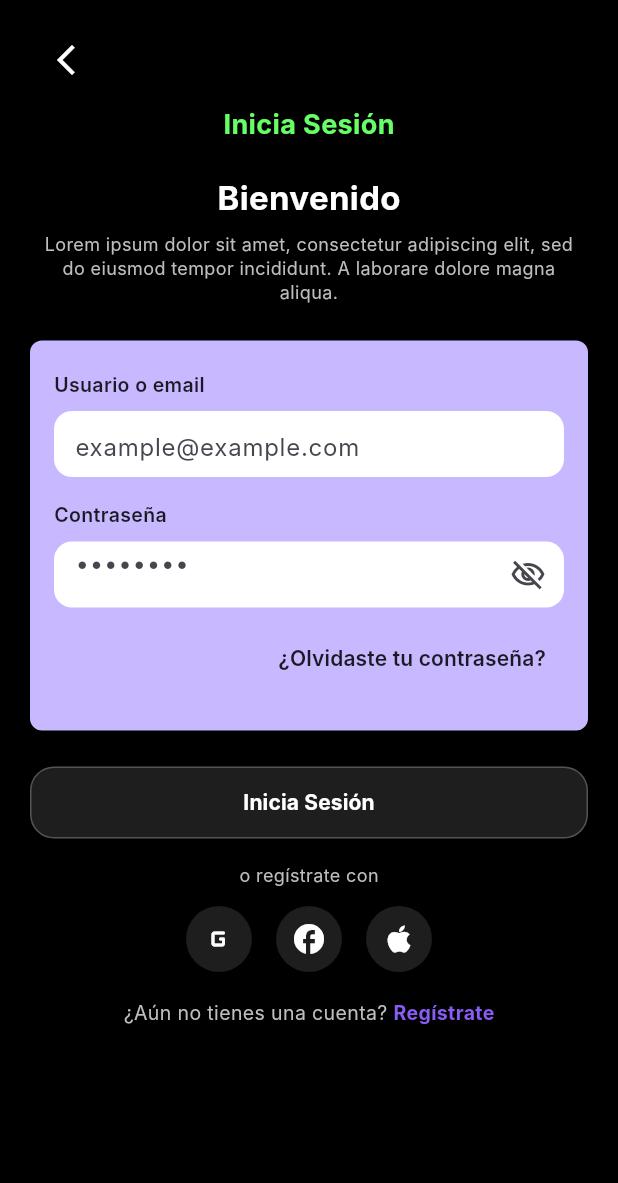
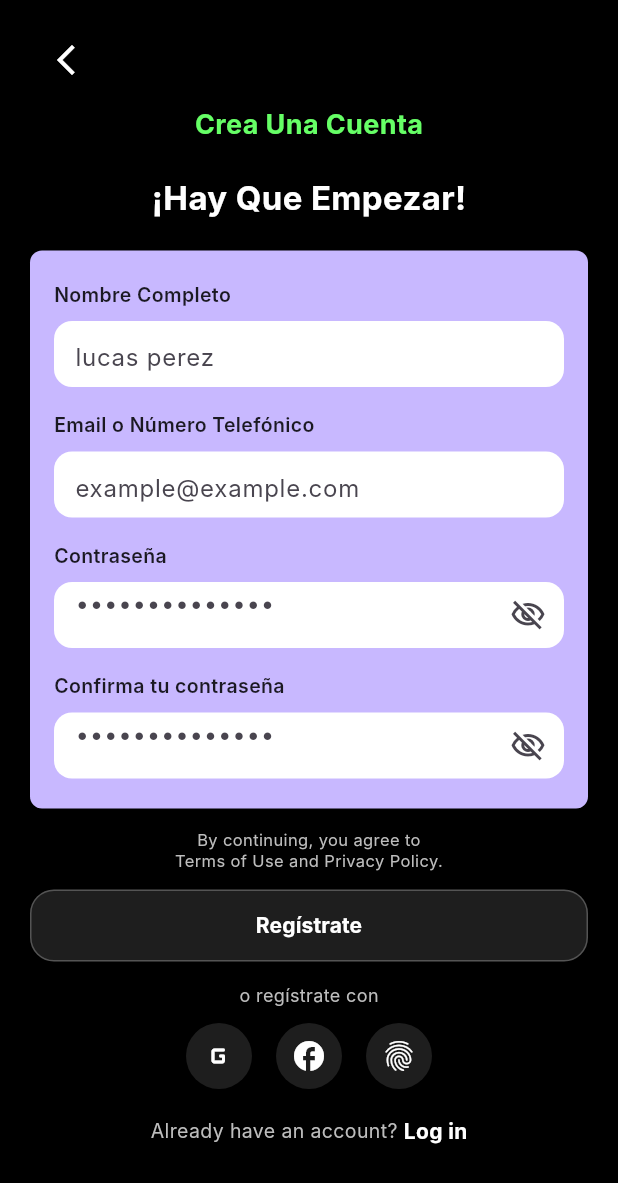
Before and after one commit to FitSense-Emergentes-14653/Fitsense-Mobile-App, a Flutter app: the screen it shows after launch, after a tap on "Regístrate", on a phone screen of 412 x 824 dp. Shown: the top 1183 px of the screen. Run offline on Flutter 3.47's test engine with Material 3 defaults, Android fonts, the phone set to English and light mode, and no system bars; our stand-ins replace shared_preferences; Roboto replaces fonts that are missing (Inter).

Commit message:
feat: added sign_up_screen.dart

```diff
--- a/lib/features/auth/presentation/login/login_screen.dart
+++ b/lib/features/auth/presentation/login/login_screen.dart
@@ -12,6 +12,8 @@ import '../../../../infrastructure/services/session_service.dart';
 
 // Destino tras login
 import 'package:fitsense/features/auth/presentation/home/athlete_home_screen.dart';
+
+import '../register/sign_up_screen.dart';
 
 class LoginScreen extends StatefulWidget {
   const LoginScreen({super.key});
@@ -297,7 +299,11 @@ class _LoginScreenState extends State<LoginScreen> {
                     style: TextStyle(color: textG, fontSize: 13),
                   ),
                   GestureDetector(
-                    onTap: () {}, // TODO: ir a registro
+                    onTap: () {
+                      Navigator.of(context).push(
+                        MaterialPageRoute(builder: (_) => const SignUpScreen()),
+                      );
+                    },
                     child: const Text(
                       'Regístrate',
                       style: TextStyle(
--- /dev/null
+++ b/lib/features/auth/presentation/register/sign_up_screen.dart
@@ -0,0 +1,323 @@
+import 'package:flutter/material.dart';
+import 'package:fitsense/core/widgets/drawer/background.dart';
+
+// data layer
+import '../../data/datasources/auth_remote_data_source.dart';
+import '../../domain/repositories/auth_repository.dart';
+
+class SignUpScreen extends StatefulWidget {
+  const SignUpScreen({super.key});
+
+  @override
+  State<SignUpScreen> createState() => _SignUpScreenState();
+}
+
+class _SignUpScreenState extends State<SignUpScreen> {
+  final _formKey = GlobalKey<FormState>();
+
+  final _nameCtrl = TextEditingController();
+  final _emailOrPhoneCtrl = TextEditingController();
+  final _passCtrl = TextEditingController();
+  final _confirmCtrl = TextEditingController();
+
+  bool _obscure1 = true;
+  bool _obscure2 = true;
+  bool _loading = false;
+
+  final _auth = AuthRepository(AuthRemoteDataSource());
+
+  @override
+  void dispose() {
+    _nameCtrl.dispose();
+    _emailOrPhoneCtrl.dispose();
+    _passCtrl.dispose();
+    _confirmCtrl.dispose();
+    super.dispose();
+  }
+
+  Future<void> _onRegister() async {
+    if (!_formKey.currentState!.validate()) return;
+
+    setState(() => _loading = true);
+    try {
+      // Para este MVP sólo se registra en tabla users (email + password + role)
+      final email = _emailOrPhoneCtrl.text.trim();
+      final ok = await _auth.registerUser(
+        email: email,
+        password: _passCtrl.text,
+        role: 'ATHLETE', // por defecto
+      );
+
+      if (!mounted) return;
+      if (ok) {
+        ScaffoldMessenger.of(context).showSnackBar(
+          const SnackBar(content: Text('Registro exitoso. Inicia sesión.')),
+        );
+        Navigator.of(context).pop(); // ← volver al Login
+      } else {
+        ScaffoldMessenger.of(context).showSnackBar(
+          const SnackBar(content: Text('No se pudo registrar')),
+        );
+      }
+    } catch (e) {
+      if (!mounted) return;
+      ScaffoldMessenger.of(context).showSnackBar(
+        SnackBar(content: Text('Error: $e')),
+      );
+    } finally {
+      if (mounted) setState(() => _loading = false);
+    }
+  }
+
+  @override
+  Widget build(BuildContext context) {
+    const green = Color(0xFF66FF66);
+    const lilac = Color(0xFFC8B8FF);
+    const textG = Color(0xFFBDBDBD);
+
+    return AppBackground(
+      scrollable: true,
+      child: Padding(
+        padding: const EdgeInsets.symmetric(horizontal: 20, vertical: 16),
+        child: Form(
+          key: _formKey,
+          child: Column(
+            crossAxisAlignment: CrossAxisAlignment.stretch,
+            children: [
+              // header
+              Row(
+                children: [
+                  IconButton(
+                    onPressed: () => Navigator.of(context).maybePop(),
+                    icon: const Icon(Icons.arrow_back_ios_new, color: Colors.white),
+                  ),
+                  const Spacer(),
+                ],
+              ),
+              const SizedBox(height: 6),
+              const Center(
+                child: Text(
+                  'Crea Una Cuenta',
+                  style: TextStyle(
+                      color: green, fontSize: 18, fontWeight: FontWeight.w700),
+                ),
+              ),
+              const SizedBox(height: 20),
+              const Center(
+                child: Text(
+                  '¡Hay Que Empezar!',
+                  style: TextStyle(
+                      color: Colors.white, fontSize: 22, fontWeight: FontWeight.w700),
+                ),
+              ),
+              const SizedBox(height: 20),
+
+              // franja lila con campos
+              Container(
+                decoration: BoxDecoration(
+                    color: lilac, borderRadius: BorderRadius.circular(8)),
+                padding: const EdgeInsets.fromLTRB(16, 20, 16, 20),
+                child: Column(
+                  crossAxisAlignment: CrossAxisAlignment.stretch,
+                  children: [
+                    const _Label('Nombre Completo'),
+                    const SizedBox(height: 8),
+                    _Input(
+                      controller: _nameCtrl,
+                      hint: 'lucas perez',
+                      validator: (v) =>
+                      (v == null || v.trim().isEmpty) ? 'Ingresa tu nombre' : null,
+                    ),
+                    const SizedBox(height: 16),
+                    const _Label('Email o Número Telefónico'),
+                    const SizedBox(height: 8),
+                    _Input(
+                      controller: _emailOrPhoneCtrl,
+                      hint: 'example@example.com',
+                      keyboardType: TextInputType.emailAddress,
+                      validator: (v) {
+                        final t = v?.trim() ?? '';
+                        if (t.isEmpty) return 'Ingresa tu email';
+                        if (!t.contains('@')) return 'Email inválido';
+                        return null;
+                      },
+                    ),
+                    const SizedBox(height: 16),
+                    const _Label('Contraseña'),
+                    const SizedBox(height: 8),
+                    _Input(
+                      controller: _passCtrl,
+                      hint: '••••••••••••••',
+                      obscure: _obscure1,
+                      trailing: IconButton(
+                        onPressed: () => setState(()=> _obscure1 = !_obscure1),
+                        icon: Icon(_obscure1
+                            ? Icons.visibility_off_outlined
+                            : Icons.visibility_outlined),
+                      ),
+                      validator: (v) =>
+                      (v == null || v.length < 6)
+                          ? 'Mínimo 6 caracteres' : null,
+                    ),
+                    const SizedBox(height: 16),
+                    const _Label('Confirma tu contraseña'),
+                    const SizedBox(height: 8),
+                    _Input(
+                      controller: _confirmCtrl,
+                      hint: '••••••••••••••',
+                      obscure: _obscure2,
+                      trailing: IconButton(
+                        onPressed: () => setState(()=> _obscure2 = !_obscure2),
+                        icon: Icon(_obscure2
+                            ? Icons.visibility_off_outlined
+                            : Icons.visibility_outlined),
+                      ),
+                      validator: (v) =>
+                      (v != _passCtrl.text) ? 'Las contraseñas no coinciden' : null,
+                    ),
+                  ],
+                ),
+              ),
+
+              const SizedBox(height: 14),
+              const Padding(
+                padding: EdgeInsets.symmetric(horizontal: 8.0),
+                child: Text(
+                  'By continuing, you agree to\nTerms of Use and Privacy Policy.',
+                  textAlign: TextAlign.center,
+                  style: TextStyle(color: textG, fontSize: 11, height: 1.3),
+                ),
+              ),
+              const SizedBox(height: 12),
+
+              SizedBox(
+                height: 48,
+                child: ElevatedButton(
+                  onPressed: _loading ? null : _onRegister,
+                  style: ElevatedButton.styleFrom(
+                    backgroundColor: const Color(0xFF1E1E1E),
+                    foregroundColor: Colors.white,
+                    elevation: 2,
+                    shape: RoundedRectangleBorder(
+                      borderRadius: BorderRadius.circular(16),
+                      side: const BorderSide(color: Colors.white24),
+                    ),
+                  ),
+                  child: _loading
+                      ? const SizedBox(
+                    height: 22, width: 22,
+                    child: CircularProgressIndicator(strokeWidth: 2),
+                  )
+                      : const Text('Regístrate',
+                      style: TextStyle(fontWeight: FontWeight.w700)),
+                ),
+              ),
+
+              const SizedBox(height: 14),
+              const Center(
+                child: Text('o regístrate con',
+                    style: TextStyle(color: textG, fontSize: 12)),
+              ),
+              const SizedBox(height: 10),
+              Row(
+                mainAxisAlignment: MainAxisAlignment.center,
+                children: const [
+                  _SocialCircle(icon: Icons.g_mobiledata_rounded),
+                  SizedBox(width: 16),
+                  _SocialCircle(icon: Icons.facebook_rounded),
+                  SizedBox(width: 16),
+                  _SocialCircle(icon: Icons.fingerprint_rounded),
+                ],
+              ),
+
+              const SizedBox(height: 18),
+              Row(
+                mainAxisAlignment: MainAxisAlignment.center,
+                children: [
+                  const Text('Already have an account? ',
+                      style: TextStyle(color: textG, fontSize: 13)),
+                  GestureDetector(
+                    onTap: () => Navigator.of(context).pop(), // volver al login
+                    child: const Text('Log in',
+                        style: TextStyle(
+                            color: Colors.white, fontWeight: FontWeight.w700)),
+                  ),
+                ],
+              ),
+              const SizedBox(height: 24),
+            ],
+          ),
+        ),
+      ),
+    );
+  }
+}
+
+class _Label extends StatelessWidget {
+  final String text;
+  const _Label(this.text);
+
+  @override
+  Widget build(BuildContext context) {
+    return Text(
+      text,
+      style: const TextStyle(
+          color: Colors.black87, fontWeight: FontWeight.w600, fontSize: 13),
+    );
+  }
+}
+
+class _Input extends StatelessWidget {
+  final TextEditingController controller;
+  final String hint;
+  final bool obscure;
+  final TextInputType? keyboardType;
+  final Widget? trailing;
+  final String? Function(String?)? validator;
+
+  const _Input({
+    required this.controller,
+    required this.hint,
+    this.obscure = false,
+    this.keyboardType,
+    this.trailing,
+    this.validator,
+  });
+
+  @override
+  Widget build(BuildContext context) {
+    return Container(
+      height: 44,
+      decoration: BoxDecoration(
+          color: Colors.white, borderRadius: BorderRadius.circular(12)),
+      alignment: Alignment.center,
+      child: TextFormField(
+        controller: controller,
+        obscureText: obscure,
+        keyboardType: keyboardType,
+        validator: validator,
+        decoration: InputDecoration(
+          hintText: hint,
+          border: InputBorder.none,
+          contentPadding: const EdgeInsets.symmetric(horizontal: 14),
+          suffixIcon: trailing,
+        ),
+      ),
+    );
+  }
+}
+
+class _SocialCircle extends StatelessWidget {
+  final IconData icon;
+  const _SocialCircle({required this.icon});
+
+  @override
+  Widget build(BuildContext context) {
+    return Container(
+      width: 44, height: 44,
+      decoration: const BoxDecoration(
+          color: Color(0xFF1E1E1E), shape: BoxShape.circle),
+      child: Icon(icon, color: Colors.white),
+    );
+  }
+}
```
